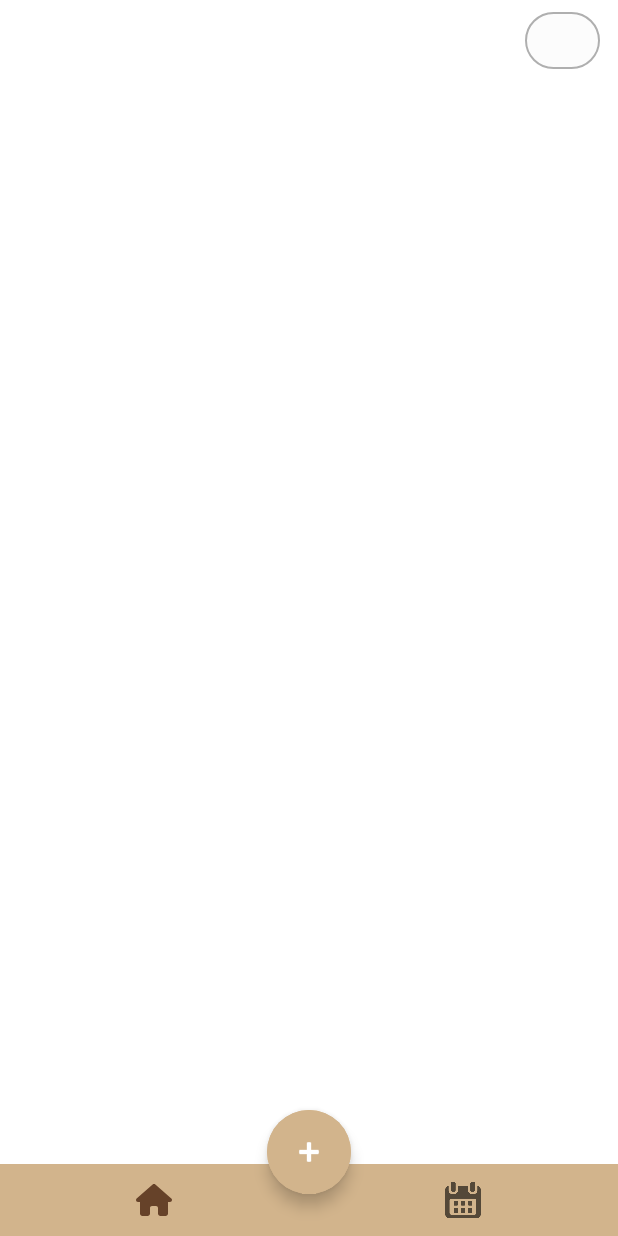
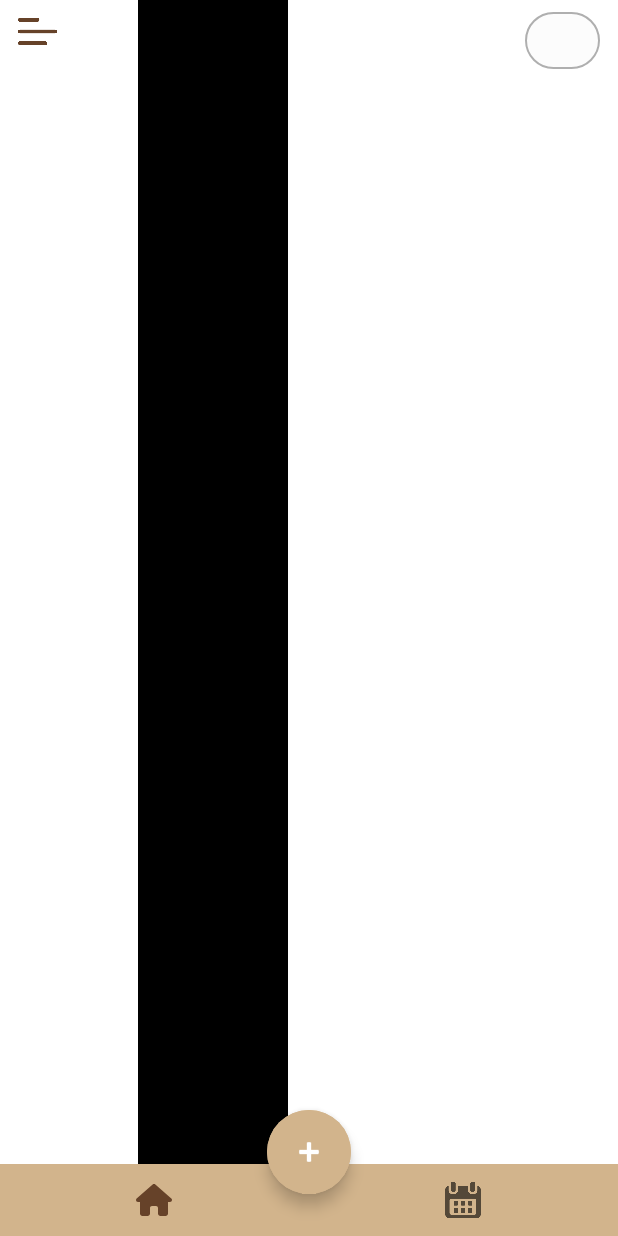
Before and after one commit to tmdgh1592/SE2022_3_3, an Android app built with Jetpack Compose: the screen it shows after launch (MainActivity), on a phone screen of 412 x 824 dp. Run offline under Robolectric (Android 15) with nearby library versions, the light colour scheme and no system bars; our stand-ins replace Room's generated code, data binding; Roboto replaces fonts that are not available here.

Commit message:
feat: add drawer layout in main related to: #23

```diff
--- a/Hanger/app/build.gradle
+++ b/Hanger/app/build.gradle
@@ -88,4 +88,6 @@ dependencies {
     implementation("androidx.room:room-runtime:$roomVersion")
     implementation("androidx.room:room-ktx:$roomVersion")
     kapt("androidx.room:room-compiler:$roomVersion")
+    // Drawer Layout
+    implementation("androidx.drawerlayout:drawerlayout:1.1.1")
 }
--- a/Hanger/app/src/main/java/com/se/hanger/data/db/ClothDatabase.kt
+++ b/Hanger/app/src/main/java/com/se/hanger/data/db/ClothDatabase.kt
@@ -4,10 +4,23 @@ import android.content.Context
 import androidx.room.Database
 import androidx.room.Room
 import androidx.room.RoomDatabase
+import androidx.room.TypeConverters
+import com.google.gson.Gson
+import com.se.hanger.data.db.converter.CategoryListTypeConverter
+import com.se.hanger.data.db.converter.PhotoListTypeConverter
+import com.se.hanger.data.db.converter.TagListTypeConverter
 import com.se.hanger.data.model.Cloth
 
 
 @Database(entities = [Cloth::class], version = 7)
+@TypeConverters(
+    value = [
+        PhotoListTypeConverter::class,
+        CategoryListTypeConverter::class,
+        TagListTypeConverter::class,
+    ]
+)
+
 abstract class ClothDatabase : RoomDatabase() {
     abstract fun clothDao(): ClothDao
 
@@ -17,12 +30,18 @@ abstract class ClothDatabase : RoomDatabase() {
         @Synchronized
         fun getInstance(context: Context): ClothDatabase? {
             if (instance == null) {
+                val gson = Gson()
+
                 synchronized(ClothDatabase::class) {
                     instance = Room.databaseBuilder(
                         context.applicationContext,
                         ClothDatabase::class.java,
                         "cloth-database" //다른 데이터 베이스랑 이름겹치면 꼬임
-                    ).allowMainThreadQueries().build()
+                    )
+                        .addTypeConverter(PhotoListTypeConverter(gson))
+                        .addTypeConverter(CategoryListTypeConverter(gson))
+                        .addTypeConverter(TagListTypeConverter(gson))
+                        .allowMainThreadQueries().build()
                 }
             }
 
--- /dev/null
+++ b/Hanger/app/src/main/java/com/se/hanger/data/db/converter/CategoryListTypeConverter.kt
@@ -0,0 +1,20 @@
+package com.se.hanger.data.db.converter
+
+import androidx.room.ProvidedTypeConverter
+import androidx.room.TypeConverter
+import com.google.gson.Gson
+import com.se.hanger.data.model.Category
+
+@ProvidedTypeConverter
+class CategoryListTypeConverter(private val gson: Gson) {
+
+    @TypeConverter
+    fun listToJson(value: List<Category>): String? {
+        return gson.toJson(value)
+    }
+
+    @TypeConverter
+    fun jsonToList(value: String): List<Category> {
+        return gson.fromJson(value, Array<Category>::class.java).toList()
+    }
+}
--- /dev/null
+++ b/Hanger/app/src/main/java/com/se/hanger/data/db/converter/PhotoListTypeConverter.kt
@@ -0,0 +1,20 @@
+package com.se.hanger.data.db.converter
+
+import androidx.room.ProvidedTypeConverter
+import androidx.room.TypeConverter
+import com.google.gson.Gson
+import com.se.hanger.data.model.Photo
+
+@ProvidedTypeConverter
+class PhotoListTypeConverter(private val gson: Gson) {
+
+    @TypeConverter
+    fun listToJson(value: List<Photo>): String? {
+        return gson.toJson(value)
+    }
+
+    @TypeConverter
+    fun jsonToList(value: String): List<Photo> {
+        return gson.fromJson(value, Array<Photo>::class.java).toList()
+    }
+}
--- /dev/null
+++ b/Hanger/app/src/main/java/com/se/hanger/data/db/converter/TagListTypeConverter.kt
@@ -0,0 +1,20 @@
+package com.se.hanger.data.db.converter
+
+import androidx.room.ProvidedTypeConverter
+import androidx.room.TypeConverter
+import com.google.gson.Gson
+import com.se.hanger.data.model.Tag
+
+@ProvidedTypeConverter
+class TagListTypeConverter(private val gson: Gson) {
+
+    @TypeConverter
+    fun listToJson(value: List<Tag>): String? {
+        return gson.toJson(value)
+    }
+
+    @TypeConverter
+    fun jsonToList(value: String): List<Tag> {
+        return gson.fromJson(value, Array<Tag>::class.java).toList()
+    }
+}
--- a/Hanger/app/src/main/java/com/se/hanger/data/model/Photo.kt
+++ b/Hanger/app/src/main/java/com/se/hanger/data/model/Photo.kt
@@ -1,8 +1,10 @@
 package com.se.hanger.data.model
 
 import android.net.Uri
+import androidx.room.Entity
 import androidx.room.PrimaryKey
 
+@Entity
 data class Photo(
     var photoName: String,
     var photoUri: Uri
--- a/Hanger/app/src/main/java/com/se/hanger/view/main/ClothFragment.kt
+++ b/Hanger/app/src/main/java/com/se/hanger/view/main/ClothFragment.kt
@@ -5,12 +5,14 @@ import android.content.Intent
 import android.os.Bundle
 import android.util.Log
 import android.view.LayoutInflater
+import android.view.MenuItem
 import android.view.View
 import android.view.ViewGroup
-import android.widget.SlidingDrawer
+import androidx.core.view.GravityCompat
 import androidx.fragment.app.Fragment
 import androidx.lifecycle.LiveData
 import androidx.lifecycle.MutableLiveData
+import com.google.android.material.navigation.NavigationView
 import com.se.hanger.R
 import com.se.hanger.data.db.ClothDatabase
 import com.se.hanger.data.model.Weather
@@ -28,7 +30,8 @@ import retrofit2.Response
 import java.text.SimpleDateFormat
 import java.util.*
 
-class ClothFragment : Fragment(), View.OnClickListener {
+class ClothFragment : Fragment(), View.OnClickListener,
+    NavigationView.OnNavigationItemSelectedListener {
 
     private var retrofit = RetrofitClient.getRetrofit()
     private var job = Job()
@@ -66,6 +69,7 @@ class ClothFragment : Fragment(), View.OnClickListener {
     private fun setClickListener() {
         with(binding) {
             weatherBtn.setOnClickListener(this@ClothFragment)
+            menuBtn.setOnClickListener(this@ClothFragment)
         }
     }
 
@@ -173,7 +177,20 @@ class ClothFragment : Fragment(), View.OnClickListener {
                 intent.putExtra("temp", temperature)
                 startActivity(intent)
             }
+            R.id.menu_btn -> {
+                binding.drawerLayout.openDrawer(GravityCompat.START)
+            }
         }
     }
 
+    override fun onNavigationItemSelected(item: MenuItem): Boolean {
+        when (item.itemId) {
+            R.id.spring -> {}
+            R.id.summer -> {}
+            R.id.fall -> {}
+            R.id.winter -> {}
+        }
+        return false
+    }
+
 }
--- a/Hanger/app/src/main/java/com/se/hanger/view/main/MainActivity.kt
+++ b/Hanger/app/src/main/java/com/se/hanger/view/main/MainActivity.kt
@@ -8,6 +8,7 @@ import com.google.android.material.tabs.TabLayoutMediator
 import com.se.hanger.R
 import com.se.hanger.view.adapter.MainViewPagerAdapter
 import com.se.hanger.databinding.ActivityMainBinding
+import com.se.hanger.setStatusBarTransparent
 
 class MainActivity : AppCompatActivity() {
     private lateinit var binding: ActivityMainBinding
@@ -16,6 +17,7 @@ class MainActivity : AppCompatActivity() {
 
     override fun onCreate(savedInstanceState: Bundle?) {
         super.onCreate(savedInstanceState)
+
         binding = DataBindingUtil.setContentView(this, R.layout.activity_main)
         viewPagerAdapter = MainViewPagerAdapter(this)
 
--- a/Hanger/app/src/main/res/layout/fragment_cloth.xml
+++ b/Hanger/app/src/main/res/layout/fragment_cloth.xml
@@ -7,12 +7,29 @@
 
     </data>
 
+    <androidx.drawerlayout.widget.DrawerLayout
+        android:id="@+id/drawer_layout"
+        android:layout_width="match_parent"
+        android:layout_height="match_parent">
+
         <androidx.constraintlayout.widget.ConstraintLayout
             android:id="@+id/main_container"
             android:layout_width="match_parent"
             android:layout_height="match_parent"
             android:paddingHorizontal="12dp"
             tools:context=".view.main.CalendarFragment">
+
+            <ImageView
+                android:id="@+id/menu_btn"
+                android:layout_width="26dp"
+                android:layout_height="26dp"
+                android:layout_marginTop="8dp"
+                android:background="?attr/selectableItemBackgroundBorderless"
+                android:clickable="true"
+                android:src="@drawable/ic_menu"
+                app:layout_constraintLeft_toLeftOf="parent"
+                app:layout_constraintTop_toTopOf="parent"
+                app:tint="@color/hyperBrown" />
 
             <LinearLayout
                 android:id="@+id/weather_btn"
@@ -47,5 +64,22 @@
 
             </LinearLayout>
 
+            <LinearLayout
+                android:id="@+id/category_view"
+                android:layout_width="100dp"
+                android:layout_height="match_parent"
+                android:layout_marginLeft="80dp"
+                android:background="@color/black"
+                app:layout_constraintLeft_toLeftOf="parent" />
+
         </androidx.constraintlayout.widget.ConstraintLayout>
+
+        <!--navigation drawer-->
+        <com.google.android.material.navigation.NavigationView
+            android:id="@+id/navigation_view"
+            android:layout_width="80dp"
+            android:layout_height="match_parent"
+            android:layout_gravity="start"
+            app:menu="@menu/main_navigation_menu" />
+    </androidx.drawerlayout.widget.DrawerLayout>
 </layout>
--- /dev/null
+++ b/Hanger/app/src/main/res/menu/main_navigation_menu.xml
@@ -0,0 +1,21 @@
+<?xml version="1.0" encoding="utf-8"?>
+<menu xmlns:android="http://schemas.android.com/apk/res/android">
+    <group android:checkableBehavior="single">
+        <item
+            android:id="@+id/spring"
+            android:title="봄"
+            />
+        <item
+            android:id="@+id/summer"
+            android:title="여름"
+            />
+        <item
+            android:id="@+id/fall"
+            android:title="가을"
+            />
+        <item
+            android:id="@+id/winter"
+            android:title="겨울"
+            />
+    </group>
+</menu>
```
Also changed, not shown: Hanger/app/src/main/res/layout/category_sliding_nav.xml (deleted, +0 -18 lines), Hanger/app/src/main/res/drawable/ic_menu.png (added). Lines whose indentation alone changed are shown as unchanged.
